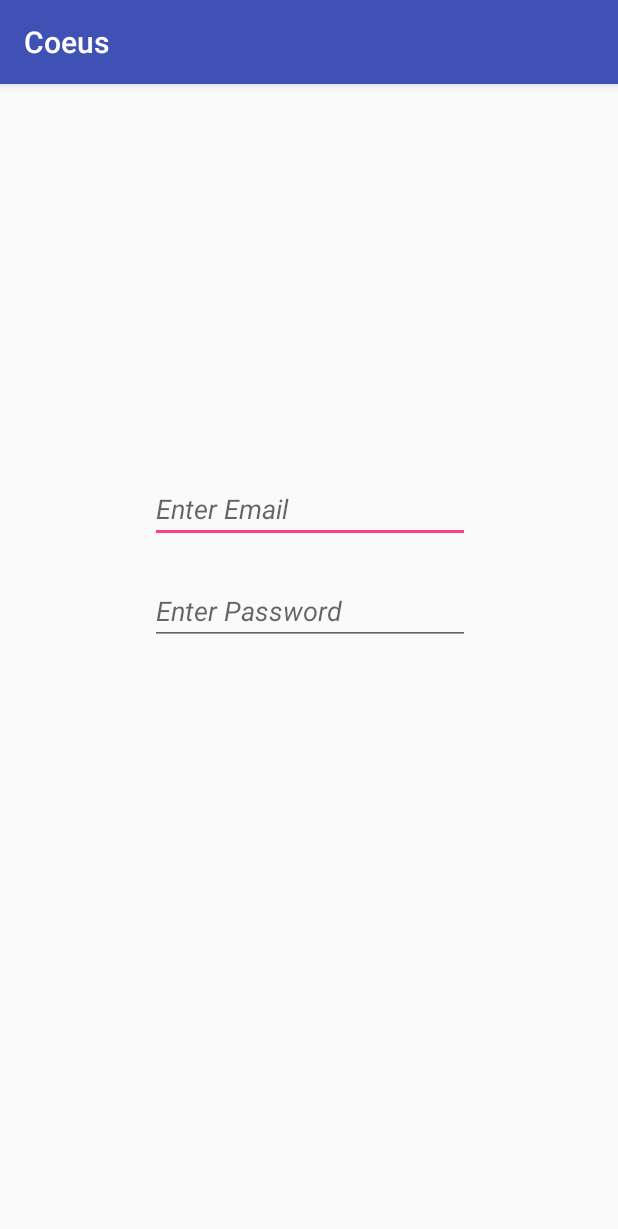
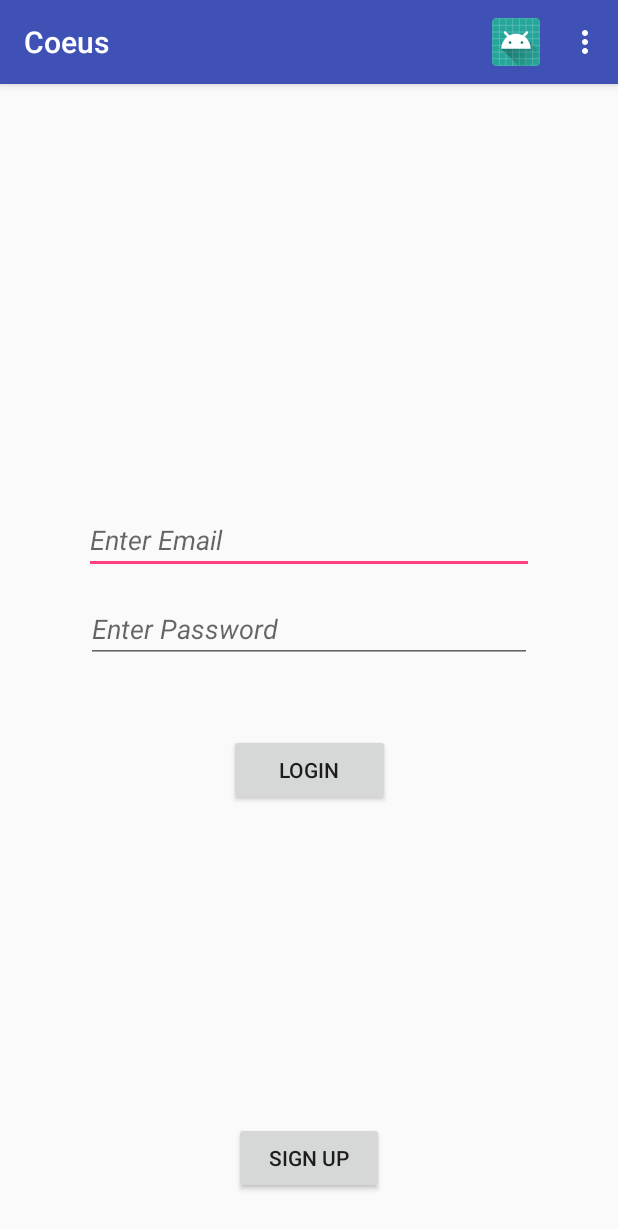
Before and after one commit to shivendra29/Coeus, an Android app: the screen it shows after launch (MainActivity), on a phone screen of 412 x 824 dp. Shown: the top 1229 px of the screen. Run offline under Robolectric (Android 15) with nearby library versions, the phone set to English and light mode, and no system bars; our stand-ins replace Firebase (no records; nobody signed in at launch, a user with empty details on screens opened directly).

Commit message:
Login
Logni function added

```diff
--- a/app/build.gradle
+++ b/app/build.gradle
@@ -27,6 +27,7 @@ dependencies {
     testImplementation 'junit:junit:4.12'
     androidTestImplementation 'com.android.support.test:runner:1.0.2'
     androidTestImplementation 'com.android.support.test.espresso:espresso-core:3.0.2'
+    implementation 'com.android.support:recyclerview-v7:28.0.0-rc02'
 }
 
 apply plugin: 'com.google.gms.google-services'
--- a/app/src/main/AndroidManifest.xml
+++ b/app/src/main/AndroidManifest.xml
@@ -2,9 +2,7 @@
 <manifest xmlns:android="http://schemas.android.com/apk/res/android"
     package="com.example.shivendra.coeus">
 
-    <uses-permission android:name="android.permission.INTERNET">
-
-    </uses-permission>
+    <uses-permission android:name="android.permission.INTERNET"></uses-permission>
 
     <application
         android:allowBackup="true"
@@ -20,6 +18,7 @@
                 <category android:name="android.intent.category.LAUNCHER" />
             </intent-filter>
         </activity>
+        <activity android:name=".PostactivityList"></activity>
     </application>
 
 </manifest>
--- a/app/src/main/java/com/example/shivendra/coeus/MainActivity.java
+++ b/app/src/main/java/com/example/shivendra/coeus/MainActivity.java
@@ -1,13 +1,125 @@
 package com.example.shivendra.coeus;
 
+import android.content.Intent;
+import android.support.annotation.NonNull;
 import android.support.v7.app.AppCompatActivity;
 import android.os.Bundle;
+import android.text.TextUtils;
+import android.view.Menu;
+import android.view.MenuItem;
+import android.view.View;
+import android.widget.Button;
+import android.widget.EditText;
+import android.widget.Toast;
+
+import com.google.android.gms.tasks.OnCompleteListener;
+import com.google.android.gms.tasks.Task;
+import com.google.firebase.auth.AuthResult;
+import com.google.firebase.auth.FirebaseAuth;
+import com.google.firebase.auth.FirebaseUser;
 
 public class MainActivity extends AppCompatActivity {
+
+   private FirebaseAuth mAuth;
+   private FirebaseAuth.AuthStateListener mAuthListner;
+   private FirebaseUser mUser;
+   private Button loginButton;
+   private Button signuputton;
+   private EditText email;
+   private EditText password;
+
 
     @Override
     protected void onCreate(Bundle savedInstanceState) {
         super.onCreate(savedInstanceState);
         setContentView(R.layout.activity_main);
+
+        loginButton = findViewById(R.id.login_button);
+        signuputton = findViewById(R.id.signup_button);
+        email = findViewById(R.id.email_id);
+        password = findViewById(R.id.password_id);
+
+        mAuth = FirebaseAuth.getInstance();
+        mAuthListner= new FirebaseAuth.AuthStateListener() {
+            @Override
+            public void onAuthStateChanged(@NonNull FirebaseAuth firebaseAuth) {
+
+                mUser = firebaseAuth.getCurrentUser();
+                if(mUser != null){
+                    Toast.makeText(MainActivity.this,"Signed In",Toast.LENGTH_LONG).show();
+                }else {
+                    Toast.makeText(MainActivity.this,"Not signed In",Toast.LENGTH_LONG).show();
+                }
+
+            }
+        };
+
+        loginButton.setOnClickListener(new View.OnClickListener() {
+            @Override
+            public void onClick(View view) {
+                if(!TextUtils.isEmpty(email.getText().toString()) && !TextUtils.isEmpty(password.getText().toString())){
+
+                    String emailstring = email.getText().toString();
+                    String pwd = password.getText().toString();
+
+                    login(emailstring, pwd);
+
+                }else {
+
+
+                }
+            }
+        });
+    }
+
+    @Override
+    public boolean onOptionsItemSelected(MenuItem item) {
+
+        if(item.getItemId() == R.id.action_signout){
+            mAuth.signOut();
+
+        }
+        return super.onOptionsItemSelected(item);
+
+    }
+
+    @Override
+    public boolean onCreateOptionsMenu(Menu menu) {
+
+        getMenuInflater().inflate(R.menu.main_menu,menu);
+        return super.onCreateOptionsMenu(menu);
+
+    }
+
+    private void login(String emailstring, String pwd) {
+
+        mAuth.signInWithEmailAndPassword(emailstring,pwd).addOnCompleteListener(this, new OnCompleteListener<AuthResult>() {
+            @Override
+            public void onComplete(@NonNull Task<AuthResult> task) {
+
+                if(task.isSuccessful()){
+                    //Signed In
+                    Toast.makeText(MainActivity.this,"Signed In",Toast.LENGTH_LONG).show();
+                    startActivity(new Intent(MainActivity.this,PostactivityList.class));
+
+                }else {
+                    //Not signed in
+                }
+            }
+        });
+    }
+
+    @Override
+    protected void onStart() {
+        super.onStart();
+        mAuth.addAuthStateListener(mAuthListner);
+    }
+
+    @Override
+    protected void onStop() {
+        super.onStop();
+        if(mAuthListner!=null){
+            mAuth.removeAuthStateListener(mAuthListner);
+        }
     }
 }
--- a/app/src/main/res/layout/activity_main.xml
+++ b/app/src/main/res/layout/activity_main.xml
@@ -7,8 +7,8 @@
     tools:context=".MainActivity">
 
     <EditText
-        android:id="@+id/editText"
-        android:layout_width="wrap_content"
+        android:id="@+id/email_id"
+        android:layout_width="300dp"
         android:layout_height="wrap_content"
         android:layout_marginBottom="8dp"
         android:layout_marginEnd="8dp"
@@ -23,24 +23,54 @@
         app:layout_constraintHorizontal_bias="0.503"
         app:layout_constraintStart_toStartOf="parent"
         app:layout_constraintTop_toTopOf="parent"
-        app:layout_constraintVertical_bias="0.358" />
+        app:layout_constraintVertical_bias="0.387" />
 
     <EditText
-        android:id="@+id/editText2"
-        android:layout_width="wrap_content"
+        android:id="@+id/password_id"
+        android:layout_width="297dp"
+        android:layout_height="wrap_content"
+        android:layout_marginBottom="224dp"
+        android:layout_marginEnd="8dp"
+        android:layout_marginStart="8dp"
+        android:layout_marginTop="8dp"
+        android:ems="10"
+        android:hint="Enter Password"
+        android:inputType="textPassword"
+        android:textStyle="italic"
+        app:layout_constraintBottom_toBottomOf="parent"
+        app:layout_constraintEnd_toEndOf="parent"
+        app:layout_constraintHorizontal_bias="0.503"
+        app:layout_constraintStart_toStartOf="parent"
+        app:layout_constraintTop_toBottomOf="@+id/email_id"
+        app:layout_constraintVertical_bias="0.037" />
+
+    <Button
+        android:id="@+id/login_button"
+        android:layout_width="107dp"
         android:layout_height="wrap_content"
         android:layout_marginBottom="8dp"
         android:layout_marginEnd="8dp"
         android:layout_marginStart="8dp"
         android:layout_marginTop="8dp"
-        android:ems="10"
-        android:textStyle="italic"
-        android:hint="Enter Password"
-        android:inputType="textPassword"
+        android:text="Login"
         app:layout_constraintBottom_toBottomOf="parent"
         app:layout_constraintEnd_toEndOf="parent"
-        app:layout_constraintHorizontal_bias="0.503"
         app:layout_constraintStart_toStartOf="parent"
-        app:layout_constraintTop_toBottomOf="@+id/editText"
-        app:layout_constraintVertical_bias="0.037" />
+        app:layout_constraintTop_toBottomOf="@+id/password_id"
+        app:layout_constraintVertical_bias="0.123" />
+
+    <Button
+        android:id="@+id/signup_button"
+        android:layout_width="100dp"
+        android:layout_height="wrap_content"
+        android:layout_marginBottom="8dp"
+        android:layout_marginEnd="8dp"
+        android:layout_marginStart="8dp"
+        android:layout_marginTop="8dp"
+        android:text="Sign Up"
+        app:layout_constraintBottom_toBottomOf="parent"
+        app:layout_constraintEnd_toEndOf="parent"
+        app:layout_constraintStart_toStartOf="parent"
+        app:layout_constraintTop_toBottomOf="@+id/login_button"
+        app:layout_constraintVertical_bias="0.91" />
 </android.support.constraint.ConstraintLayout>
--- /dev/null
+++ b/app/src/main/res/menu/main_menu.xml
@@ -0,0 +1,17 @@
+<?xml version="1.0" encoding="utf-8"?>
+<menu xmlns:android="http://schemas.android.com/apk/res/android"
+    xmlns:app="http://schemas.android.com/apk/res-auto">
+
+    <item android:id="@+id/action_add"
+        android:icon="@mipmap/ic_launcher"
+        android:title="Add Title"
+        app:showAsAction="always"/>
+
+
+    <item
+        android:id="@+id/action_signout"
+        android:title="Signout"
+        app:showAsAction="never" />
+
+
+</menu>
```
Also changed, not shown: app/src/main/java/com/example/shivendra/coeus/PostactivityList.java (added, +13 -0 lines), app/src/main/res/layout/activity_postlist.xml (added, +16 -0 lines).
